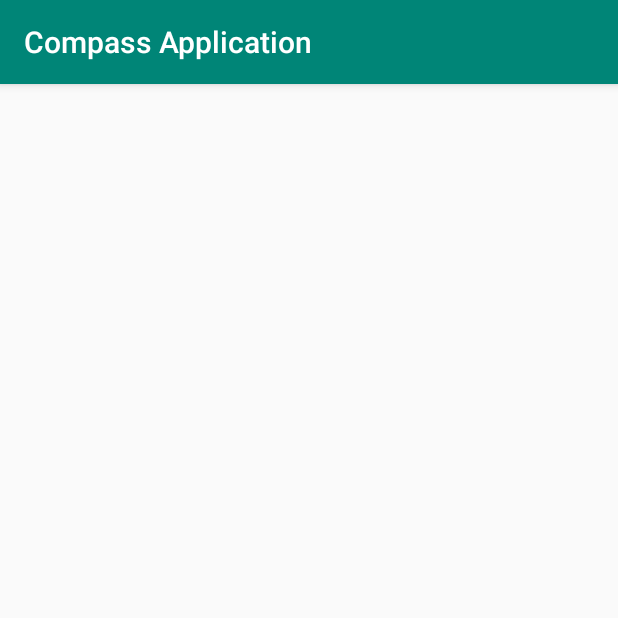
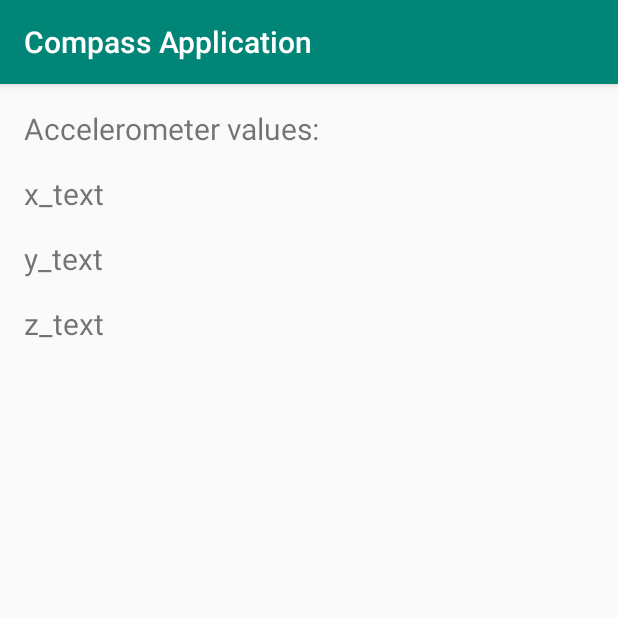
Before and after one commit to Diocles1/AndroidSensorApp, an Android app: the AccMeter screen opened directly, with no data from a screen before it, on a phone screen of 412 x 824 dp, the top half of it. Run offline under Robolectric (Android 15) with nearby library versions, the phone set to English and light mode, and no system bars.

Commit message:
Working AccMeter activity

```diff
--- a/app/src/main/AndroidManifest.xml
+++ b/app/src/main/AndroidManifest.xml
@@ -9,7 +9,8 @@
         android:roundIcon="@mipmap/ic_launcher_round"
         android:supportsRtl="true"
         android:theme="@style/AppTheme">
-        <activity android:name=".AccMeter"></activity>
+        <activity
+            android:name=".AccMeter"></activity>
         <activity
             android:name=".Compass"
             android:screenOrientation="portrait"></activity>
--- a/app/src/main/java/com/example/myapplication/AccMeter.java
+++ b/app/src/main/java/com/example/myapplication/AccMeter.java
@@ -1,13 +1,108 @@
 package com.example.myapplication;
 
+import android.content.DialogInterface;
+import android.hardware.Sensor;
+import android.hardware.SensorEvent;
+import android.hardware.SensorEventListener;
+import android.hardware.SensorManager;
+import android.os.Bundle;
+import android.support.v7.app.AlertDialog;
 import android.support.v7.app.AppCompatActivity;
-import android.os.Bundle;
+import android.widget.TextView;
 
-public class AccMeter extends AppCompatActivity {
+public class AccMeter extends AppCompatActivity implements SensorEventListener {
+    private TextView txt_x_cord;
+    private TextView txt_y_cord;
+    private TextView txt_z_cord;
+    private SensorManager mSensorManager;
+    private Sensor mAccelerometer;
+    private Sensor mRotationV;
+    private boolean haveSensor = false;
+    private boolean haveSensor2 = false;
+    private float x;
+    private float y;
+    private float z;
+
 
     @Override
     protected void onCreate(Bundle savedInstanceState) {
         super.onCreate(savedInstanceState);
         setContentView(R.layout.activity_acc_meter);
+        mSensorManager = (SensorManager)getSystemService(SENSOR_SERVICE);
+        mAccelerometer = mSensorManager.getDefaultSensor(Sensor.TYPE_ACCELEROMETER);
+        txt_x_cord = (TextView) findViewById(R.id.x_text);
+        txt_y_cord = (TextView) findViewById(R.id.y_text);
+        txt_z_cord = (TextView) findViewById(R.id.z_text);
+
+        start();
+    }
+
+    private void start() {
+        if (mSensorManager.getDefaultSensor(Sensor.TYPE_ROTATION_VECTOR) == null) {
+            if ((mSensorManager.getDefaultSensor(Sensor.TYPE_ACCELEROMETER) == null) || (mSensorManager.getDefaultSensor(Sensor.TYPE_MAGNETIC_FIELD) == null)) {
+                noSensorsAlert();
+            }
+            else {
+                mAccelerometer = mSensorManager.getDefaultSensor(Sensor.TYPE_ACCELEROMETER);
+                haveSensor = mSensorManager.registerListener(this, mAccelerometer, SensorManager.SENSOR_DELAY_UI);
+            }
+        }
+        else{
+            mRotationV = mSensorManager.getDefaultSensor(Sensor.TYPE_ROTATION_VECTOR);
+            haveSensor = mSensorManager.registerListener(this, mRotationV, SensorManager.SENSOR_DELAY_UI);
+        }
+    }
+
+    private void noSensorsAlert() {
+        AlertDialog.Builder alertDialog = new AlertDialog.Builder(this);
+        alertDialog.setMessage("Your device doesn't support the Compass.")
+                .setCancelable(false)
+                .setNegativeButton("Close",new DialogInterface.OnClickListener() {
+                    public void onClick(DialogInterface dialog, int id) {
+                        finish();
+                    }
+                });
+        alertDialog.show();
+    }
+
+
+    protected void onResume() {
+        super.onResume();
+        mSensorManager.registerListener(this, mAccelerometer, SensorManager.SENSOR_DELAY_NORMAL);
+    }
+
+    protected void onPause() {
+        super.onPause();
+        mSensorManager.unregisterListener(this);
+    }
+
+    public void onAccuracyChanged(Sensor sensor, int accuracy) {
+    }
+
+    public void onSensorChanged(SensorEvent event) {
+        if (event.sensor.getType() != Sensor.TYPE_ACCELEROMETER) {
+            return;
+        }
+        // with t, the low-pass filter's time-constant
+        // and dT, the event delivery rate
+
+        final float alpha = 0.8f;
+
+        float[] gravity = new float[3];
+        gravity[0] = alpha * gravity[0] + (1 - alpha) * event.values[0];
+        gravity[1] = alpha * gravity[1] + (1 - alpha) * event.values[1];
+        gravity[2] = alpha * gravity[2] + (1 - alpha) * event.values[2];
+
+        float[] linear_acceleration = new float[3];
+        linear_acceleration[0] = event.values[0] - gravity[0];
+        linear_acceleration[1] = event.values[1] - gravity[1];
+        linear_acceleration[2] = event.values[2] - gravity[2];
+
+        x = linear_acceleration[0];
+        y = linear_acceleration[1];
+        z = linear_acceleration[2];
+        txt_x_cord.setText("X: " + x);
+        txt_y_cord.setText("Y: " + y);
+        txt_z_cord.setText("Z: " + z);
     }
 }
--- a/app/src/main/res/layout/activity_acc_meter.xml
+++ b/app/src/main/res/layout/activity_acc_meter.xml
@@ -6,4 +6,51 @@
     android:layout_height="match_parent"
     tools:context=".AccMeter">
 
+    <TextView
+        android:id="@+id/title_text"
+        android:layout_width="wrap_content"
+        android:layout_height="wrap_content"
+        android:layout_marginStart="16dp"
+        android:layout_marginLeft="16dp"
+        android:layout_marginTop="16dp"
+        android:text="Accelerometer values:"
+        android:textSize="20sp"
+        app:layout_constraintStart_toStartOf="parent"
+        app:layout_constraintTop_toTopOf="parent" />
+
+    <TextView
+        android:id="@+id/x_text"
+        android:layout_width="wrap_content"
+        android:layout_height="wrap_content"
+        android:layout_marginStart="16dp"
+        android:layout_marginLeft="16dp"
+        android:layout_marginTop="16dp"
+        android:text="x_text"
+        android:textSize="20sp"
+        app:layout_constraintStart_toStartOf="parent"
+        app:layout_constraintTop_toBottomOf="@+id/title_text" />
+
+    <TextView
+        android:id="@+id/y_text"
+        android:layout_width="wrap_content"
+        android:layout_height="wrap_content"
+        android:layout_marginStart="16dp"
+        android:layout_marginLeft="16dp"
+        android:layout_marginTop="16dp"
+        android:text="y_text"
+        android:textSize="20sp"
+        app:layout_constraintStart_toStartOf="parent"
+        app:layout_constraintTop_toBottomOf="@+id/x_text" />
+
+    <TextView
+        android:id="@+id/z_text"
+        android:layout_width="wrap_content"
+        android:layout_height="wrap_content"
+        android:layout_marginStart="16dp"
+        android:layout_marginLeft="16dp"
+        android:layout_marginTop="16dp"
+        android:text="z_text"
+        android:textSize="20sp"
+        app:layout_constraintStart_toStartOf="parent"
+        app:layout_constraintTop_toBottomOf="@+id/y_text" />
 </android.support.constraint.ConstraintLayout>
```
